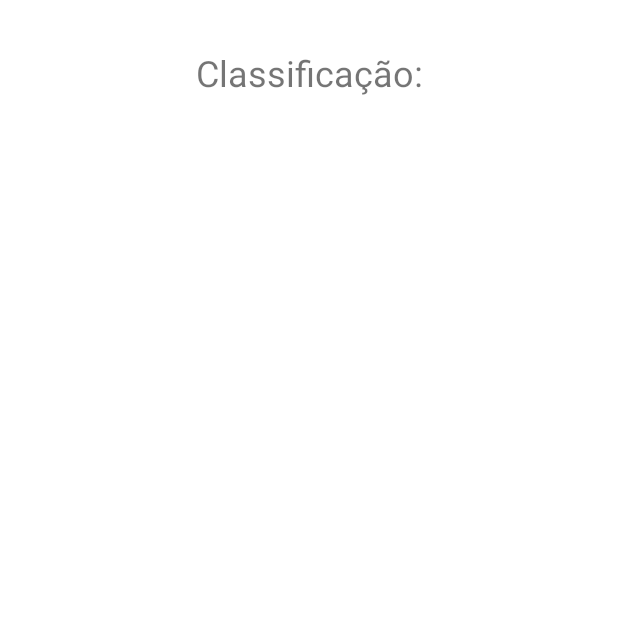
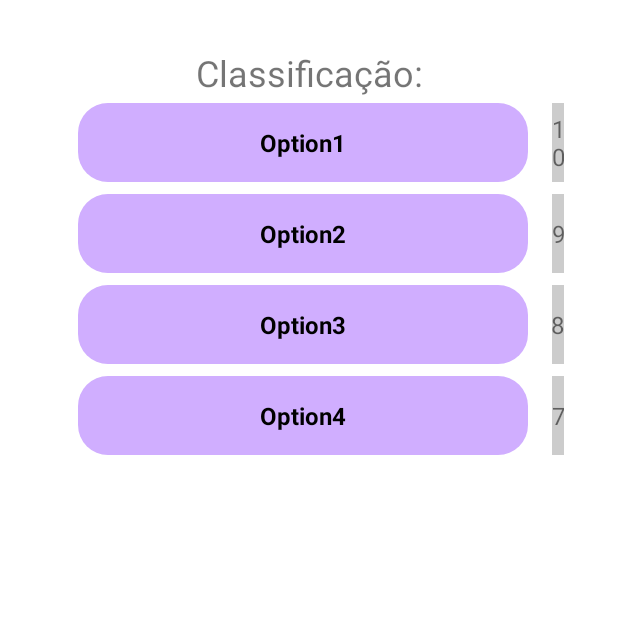
Before and after one commit to danielrn07/app_quiz, an Android app: the InitialActivity screen opened directly, with no data from a screen before it, after a tap on "BUTTON", on a phone screen of 412 x 824 dp, the top half of it. Run offline under Robolectric (Android 15) with nearby library versions, the phone set to English and light mode, and no system bars.

Commit message:
Implementa RecyclerView

```diff
--- a/app/src/main/java/br/edu/infnet/app_quiz_assessment/InitialActivity.kt
+++ b/app/src/main/java/br/edu/infnet/app_quiz_assessment/InitialActivity.kt
@@ -22,10 +22,12 @@ class InitialActivity : AppCompatActivity() {
         setContentView(view)
 
         setup()
-
     }
 
     private fun setup() {
+        var nome = intent.getStringExtra(MainActivity.NOME) ?: ""
+        intent.putExtra(MainActivity.NOME, nome)
+
         configureButtons()
     }
 
--- a/app/src/main/java/br/edu/infnet/app_quiz_assessment/MainActivity.kt
+++ b/app/src/main/java/br/edu/infnet/app_quiz_assessment/MainActivity.kt
@@ -1,10 +1,7 @@
 package br.edu.infnet.app_quiz_assessment
 
-import android.R
 import android.content.Intent
 import android.os.Bundle
-import android.view.View
-import android.view.ViewGroup
 import android.widget.Toast
 import androidx.appcompat.app.AppCompatActivity
 import br.edu.infnet.app_quiz_assessment.databinding.ActivityMainBinding
@@ -36,9 +33,16 @@ class MainActivity : AppCompatActivity() {
                 )
                     .show()
             } else {
+                val nome = binding.inputName.text.toString()
                 val intent = Intent(this, InitialActivity::class.java)
+                intent.putExtra(NOME, nome)
                 startActivity(intent)
             }
+
         }
     }
+
+    companion object {
+        val NOME = "NOME"
+    }
 }
--- a/app/src/main/java/br/edu/infnet/app_quiz_assessment/RankActivity.kt
+++ b/app/src/main/java/br/edu/infnet/app_quiz_assessment/RankActivity.kt
@@ -2,17 +2,73 @@ package br.edu.infnet.app_quiz_assessment
 
 import androidx.appcompat.app.AppCompatActivity
 import android.os.Bundle
+import androidx.recyclerview.widget.LinearLayoutManager
 import br.edu.infnet.app_quiz_assessment.databinding.ActivityMainBinding
 import br.edu.infnet.app_quiz_assessment.databinding.ActivityRankBinding
+import br.edu.infnet.app_quiz_assessment.models.RankList
 
 class RankActivity : AppCompatActivity() {
 
     private lateinit var binding: ActivityRankBinding
+
+    val listaPontos: MutableList<RankList> by lazy {
+        mutableListOf<RankList>()
+    }
 
     override fun onCreate(savedInstanceState: Bundle?) {
         super.onCreate(savedInstanceState)
         binding = ActivityRankBinding.inflate(layoutInflater)
         val view = binding.root
         setContentView(view)
+
+        setup()
+    }
+
+    private fun setup() {
+        setupRecyclerView()
+        configuraBotao()
+    }
+
+
+
+    val adapter = RankListAdapter()
+
+    private fun setupRecyclerView() {
+        setupInitialList()
+        binding.rvTeste.adapter = adapter
+        binding.rvTeste.layoutManager = LinearLayoutManager(
+            this,
+            LinearLayoutManager.VERTICAL,
+            false
+        )
+        atualizaRecyclerView()
+    }
+
+
+    private fun setupInitialList() {
+        listaPontos.add(RankList("Option1", 10))
+        listaPontos.add(RankList("Option2", 9))
+        listaPontos.add(RankList("Option3", 8))
+        listaPontos.add(RankList("Option4", 7))
+    }
+
+    private fun configuraBotao() {
+
+        atualizaRecyclerView()
+    }
+
+    fun atualizaRecyclerView() {
+
+        adapter.submitList(listaPontos)
+        binding.rvTeste.adapter = adapter
+
+//    var questionList = listOf(
+//        RankList(
+//            "De quem"
+//        ),
+//        RankList(
+//            "Pergunta 2"
+//        )
+//    )
     }
 }
--- /dev/null
+++ b/app/src/main/java/br/edu/infnet/app_quiz_assessment/models/RankList.kt
@@ -0,0 +1,6 @@
+package br.edu.infnet.app_quiz_assessment.models
+
+data class RankList(
+    var name: String,
+    var pontos: Int
+)
--- /dev/null
+++ b/app/src/main/java/br/edu/infnet/app_quiz_assessment/models/RankListAdapter.kt
@@ -0,0 +1,55 @@
+package br.edu.infnet.app_quiz_assessment
+
+import android.view.LayoutInflater
+import android.view.ViewGroup
+import androidx.recyclerview.widget.DiffUtil
+import androidx.recyclerview.widget.ListAdapter
+import androidx.recyclerview.widget.RecyclerView
+import br.edu.infnet.app_quiz_assessment.databinding.QuestionItemListBinding
+import br.edu.infnet.app_quiz_assessment.models.RankList
+
+class RankListAdapter: ListAdapter<RankList, RankListAdapter.ViewHolder>(QuestionDiffCallBack()) {
+
+    override fun onCreateViewHolder(parent: ViewGroup, viewType: Int): ViewHolder {
+        return ViewHolder.from(parent)
+    }
+
+    override fun onBindViewHolder(holder: ViewHolder, position: Int) {
+        val item = getItem(position)
+        holder.bind(item)
+    }
+
+
+    class ViewHolder private constructor(
+        val binding: QuestionItemListBinding
+    ): RecyclerView.ViewHolder(binding.root) {
+        fun bind(item: RankList) {
+            binding.tvOptions.text = item.name
+            binding.tvPoints.text = item.pontos.toString()
+
+
+        }
+
+        companion object {
+            fun from(parent: ViewGroup): ViewHolder {
+                val layoutInflater = LayoutInflater.from(parent.context)
+                val binding = QuestionItemListBinding.inflate(
+                    layoutInflater, parent, false
+                )
+                return ViewHolder(binding)
+            }
+        }
+    }
+}
+
+class QuestionDiffCallBack: DiffUtil.ItemCallback<RankList>() {
+
+    override fun areItemsTheSame(oldItem: RankList, newItem: RankList): Boolean {
+        return oldItem.name == newItem.name
+    }
+
+
+    override fun areContentsTheSame(oldItem: RankList, newItem: RankList): Boolean {
+        return oldItem == newItem
+    }
+}
--- a/app/src/main/res/layout/activity_questions.xml
+++ b/app/src/main/res/layout/activity_questions.xml
@@ -4,7 +4,7 @@
     xmlns:tools="http://schemas.android.com/tools"
     android:layout_width="match_parent"
     android:layout_height="match_parent"
-    tools:context=".QuestionsFragment">
+    >
 
     <androidx.constraintlayout.widget.ConstraintLayout
         android:id="@+id/quiz"
--- a/app/src/main/res/layout/activity_rank.xml
+++ b/app/src/main/res/layout/activity_rank.xml
@@ -17,4 +17,15 @@
         app:layout_constraintHorizontal_bias="0.5"
         app:layout_constraintStart_toStartOf="parent"
         app:layout_constraintTop_toTopOf="parent" />
+
+    <androidx.recyclerview.widget.RecyclerView
+        android:id="@+id/rv_teste"
+        android:layout_width="match_parent"
+        android:layout_height="0dp"
+        app:layout_constraintBottom_toBottomOf="parent"
+        app:layout_constraintEnd_toEndOf="parent"
+        app:layout_constraintStart_toStartOf="parent"
+        app:layout_constraintTop_toBottomOf="@+id/textView" />
+
+
 </androidx.constraintlayout.widget.ConstraintLayout>
--- a/app/src/main/res/layout/question_item_list.xml
+++ b/app/src/main/res/layout/question_item_list.xml
@@ -3,13 +3,13 @@
     android:layout_width="match_parent"
     android:layout_height="wrap_content"
     android:gravity="center_vertical"
-    android:orientation="vertical"
+    android:orientation="horizontal"
     android:padding="4dp">
 
 
     <TextView
-        android:id="@+id/tv_option_one"
-        android:layout_width="match_parent"
+        android:id="@+id/tv_options"
+        android:layout_width="300dp"
         android:layout_height="wrap_content"
         android:layout_marginHorizontal="16dp"
         android:gravity="center"
@@ -21,4 +21,14 @@
         android:background="@drawable/bg_button"
         />
 
+    <TextView
+        android:id="@+id/tv_points"
+        android:layout_width="match_parent"
+        android:layout_height="match_parent"
+        android:background="#ccc"
+        android:text="0"
+        android:gravity="center"
+        android:textSize="16sp"
+        />
+
 </LinearLayout>
```
Also changed, not shown: app/src/main/java/br/edu/infnet/app_quiz_assessment/QuestionsActivity.kt (+5 -3 lines), app/src/main/java/br/edu/infnet/app_quiz_assessment/ResultActivity.kt (+10 -1 lines), app/src/main/java/br/edu/infnet/app_quiz_assessment/models/ListaPontosAdapter.kt (deleted, +0 -56 lines), app/src/main/res/layout/activity_result.xml (+15 -1 lines).
